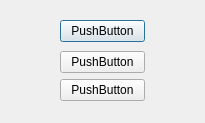
mortalis13/Qt-Color-Picker-Qt, file Views/dialog.ui: the form before one commit.
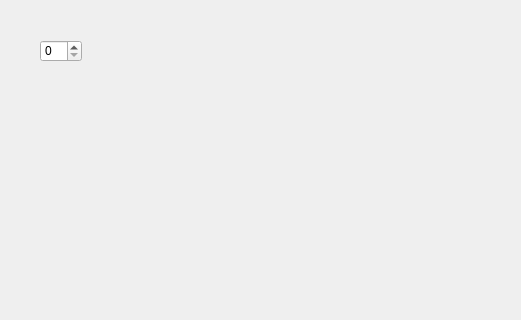
The form after the commit.

```diff
--- a/Views/dialog.ui
+++ b/Views/dialog.ui
@@ -6,74 +6,23 @@
    <rect>
     <x>0</x>
     <y>0</y>
-    <width>205</width>
-    <height>123</height>
+    <width>521</width>
+    <height>320</height>
    </rect>
   </property>
   <property name="windowTitle">
    <string>Dialog</string>
   </property>
-  <layout class="QHBoxLayout" name="horizontalLayout">
-   <item>
-    <spacer name="horizontalSpacer_2">
-     <property name="orientation">
-      <enum>Qt::Horizontal</enum>
-     </property>
-     <property name="sizeType">
-      <enum>QSizePolicy::Fixed</enum>
-     </property>
-     <property name="sizeHint" stdset="0">
-      <size>
-       <width>40</width>
-       <height>20</height>
-      </size>
-     </property>
-    </spacer>
-   </item>
-   <item>
-    <widget class="QWidget" name="widget" native="true">
-     <layout class="QVBoxLayout" name="verticalLayout">
-      <item alignment="Qt::AlignTop">
-       <widget class="QPushButton" name="pushButton">
-        <property name="text">
-         <string>PushButton</string>
-        </property>
-       </widget>
-      </item>
-      <item>
-       <widget class="QPushButton" name="pushButton_2">
-        <property name="text">
-         <string>PushButton</string>
-        </property>
-       </widget>
-      </item>
-      <item alignment="Qt::AlignTop">
-       <widget class="QPushButton" name="pushButton_3">
-        <property name="text">
-         <string>PushButton</string>
-        </property>
-       </widget>
-      </item>
-     </layout>
-    </widget>
-   </item>
-   <item>
-    <spacer name="horizontalSpacer">
-     <property name="orientation">
-      <enum>Qt::Horizontal</enum>
-     </property>
-     <property name="sizeType">
-      <enum>QSizePolicy::Fixed</enum>
-     </property>
-     <property name="sizeHint" stdset="0">
-      <size>
-       <width>40</width>
-       <height>20</height>
-      </size>
-     </property>
-    </spacer>
-   </item>
-  </layout>
+  <widget class="QSpinBox" name="spinBox">
+   <property name="geometry">
+    <rect>
+     <x>40</x>
+     <y>40</y>
+     <width>42</width>
+     <height>22</height>
+    </rect>
+   </property>
+  </widget>
  </widget>
  <resources/>
  <connections/>
```
